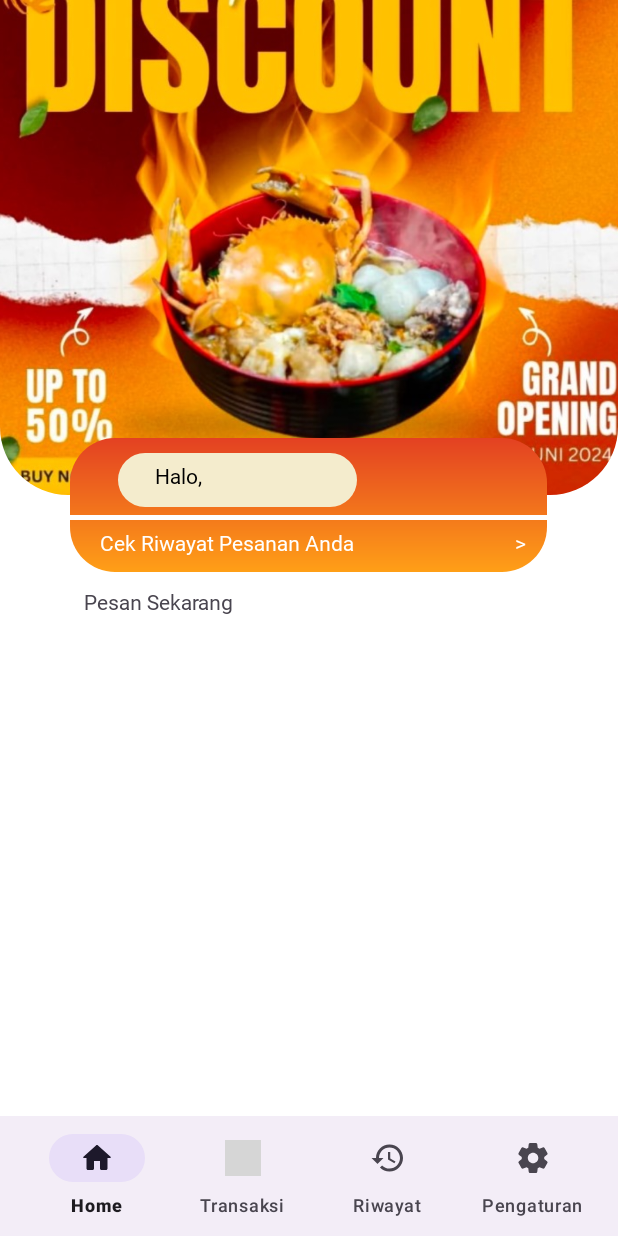
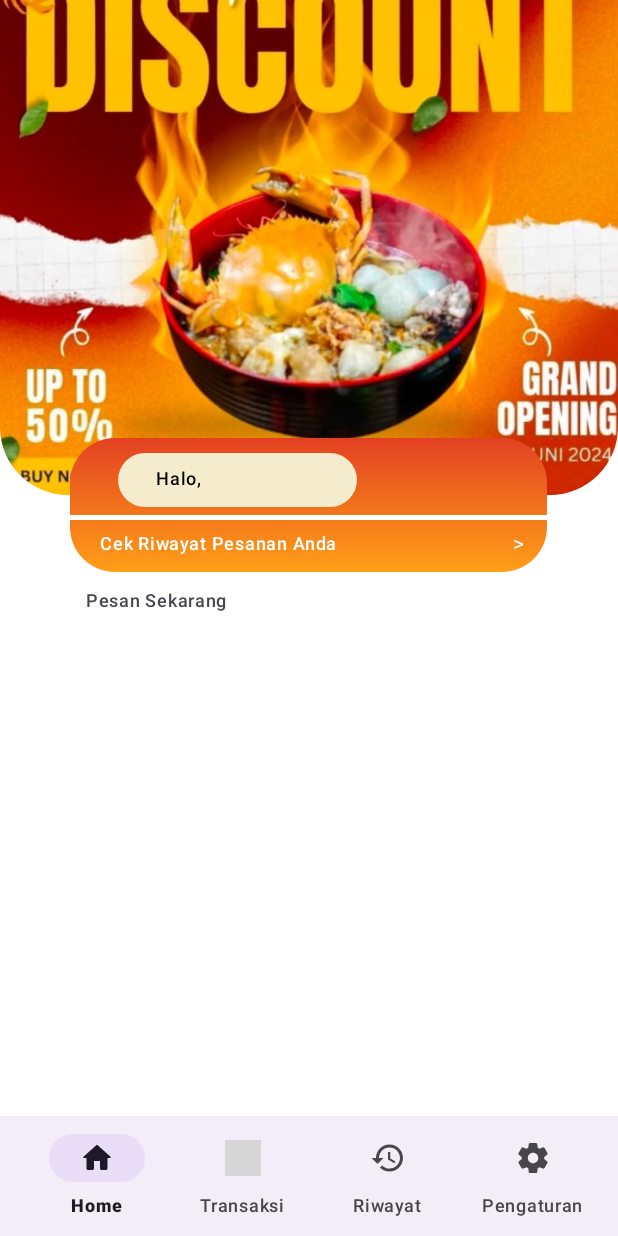
Before and after one commit to xrtvann/seblak-predator-mobile-app, an Android app built with Jetpack Compose: the DashboardFragment screen opened directly, with no data from a screen before it, on a phone screen of 412 x 824 dp. Run offline under Robolectric (Android 15) with nearby library versions, the phone set to English and light mode, and no system bars; grey boxes are pictures that could not be loaded.

Commit message:
updating dashboard

```diff
--- /dev/null
+++ b/app/src/main/res/drawable/ic_person.xml
@@ -0,0 +1,5 @@
+<vector xmlns:android="http://schemas.android.com/apk/res/android" android:height="24dp" android:tint="#000000" android:viewportHeight="960" android:viewportWidth="960" android:width="24dp">
+
+    <path android:fillColor="@android:color/white" android:pathData="M234,684Q285,645 348,622.5Q411,600 480,600Q549,600 612,622.5Q675,645 726,684Q761,643 780.5,591Q800,539 800,480Q800,347 706.5,253.5Q613,160 480,160Q347,160 253.5,253.5Q160,347 160,480Q160,539 179.5,591Q199,643 234,684ZM480,520Q421,520 380.5,479.5Q340,439 340,380Q340,321 380.5,280.5Q421,240 480,240Q539,240 579.5,280.5Q620,321 620,380Q620,439 579.5,479.5Q539,520 480,520ZM480,880Q397,880 324,848.5Q251,817 197,763Q143,709 111.5,636Q80,563 80,480Q80,397 111.5,324Q143,251 197,197Q251,143 324,111.5Q397,80 480,80Q563,80 636,111.5Q709,143 763,197Q817,251 848.5,324Q880,397 880,480Q880,563 848.5,636Q817,709 763,763Q709,817 636,848.5Q563,880 480,880ZM480,800Q533,800 580,784.5Q627,769 666,740Q627,711 580,695.5Q533,680 480,680Q427,680 380,695.5Q333,711 294,740Q333,769 380,784.5Q427,800 480,800ZM480,440Q506,440 523,423Q540,406 540,380Q540,354 523,337Q506,320 480,320Q454,320 437,337Q420,354 420,380Q420,406 437,423Q454,440 480,440ZM480,380Q480,380 480,380Q480,380 480,380Q480,380 480,380Q480,380 480,380Q480,380 480,380Q480,380 480,380Q480,380 480,380Q480,380 480,380ZM480,740Q480,740 480,740Q480,740 480,740Q480,740 480,740Q480,740 480,740Q480,740 480,740Q480,740 480,740Q480,740 480,740Q480,740 480,740Z"/>
+
+</vector>
--- a/app/src/main/res/layout/fragment_dashboard.xml
+++ b/app/src/main/res/layout/fragment_dashboard.xml
@@ -70,6 +70,7 @@
                         android:layout_marginTop="10dp"
                         android:background="@drawable/gradient_background_rounded"
                         android:backgroundTint="@color/peach"
+
                         app:layout_constraintEnd_toEndOf="parent"
                         app:layout_constraintHorizontal_bias="0.20"
                         app:layout_constraintStart_toStartOf="parent"
@@ -78,10 +79,10 @@
 
                         <TextView
                             android:id="@+id/personGreeting"
+                            style="@style/TextAppearance.Material3.LabelMedium"
                             android:layout_width="wrap_content"
                             android:layout_height="wrap_content"
-                            android:layout_marginTop="5dp"
-                            android:fontFamily="@font/arialbd"
+                            android:layout_marginTop="8dp"
                             android:text="Halo, "
                             android:textColor="@color/black"
                             app:layout_constraintEnd_toEndOf="parent"
@@ -118,7 +119,7 @@
                                 android:layout_width="wrap_content"
                                 android:layout_height="wrap_content"
                                 android:layout_marginStart="20dp"
-                                android:fontFamily="@font/arial"
+                                style="@style/TextAppearance.Material3.LabelMedium"
                                 android:text="Cek Riwayat Pesanan Anda"
                                 android:textColor="@color/white"
                                 app:layout_constraintBottom_toBottomOf="parent"
@@ -130,8 +131,7 @@
                                 android:layout_width="wrap_content"
                                 android:layout_height="wrap_content"
                                 android:text=">"
-
-                                android:fontFamily="@font/arial"
+                                style="@style/TextAppearance.Material3.LabelLarge.Emphasized"
                                 android:textColor="@color/white"
                                 app:layout_constraintBottom_toBottomOf="parent"
                                 app:layout_constraintEnd_toEndOf="parent"
@@ -156,7 +156,7 @@
                     android:layout_width="wrap_content"
                     android:layout_height="wrap_content"
                     android:layout_marginTop="10dp"
-                    android:fontFamily="@font/arialbd"
+                    style="@style/TextAppearance.Material3.LabelMedium"
                     android:text="Pesan Sekarang"
                     app:layout_constraintBottom_toBottomOf="parent"
                     app:layout_constraintEnd_toEndOf="parent"
```
